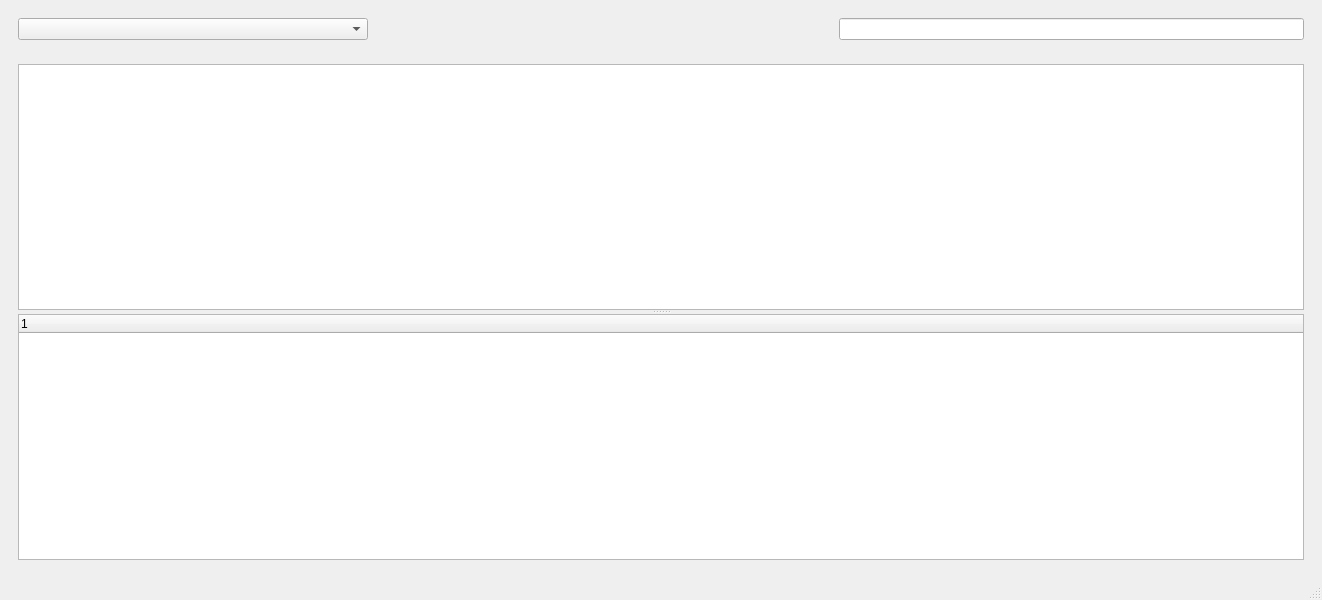
Above: mainwindow.ui from Ren-hongchen/NetWork-Fish before the change. Below: the same form after it.
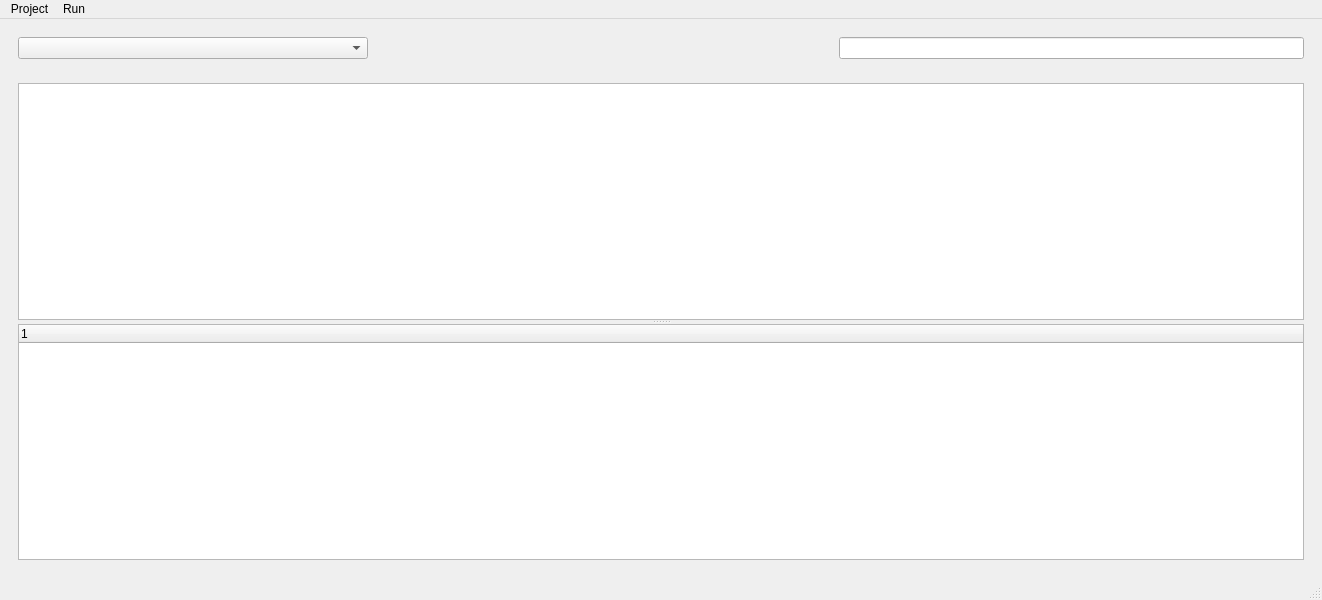
That is the form after the change. Icons and pictures are not drawn.

Patch:
```diff
--- a/mainwindow.ui
+++ b/mainwindow.ui
@@ -82,6 +82,21 @@
      <height>26</height>
     </rect>
    </property>
+   <widget class="QMenu" name="menuproject">
+    <property name="title">
+     <string>Project</string>
+    </property>
+   </widget>
+   <widget class="QMenu" name="menuRun">
+    <property name="title">
+     <string>Run</string>
+    </property>
+    <addaction name="actionRun"/>
+    <addaction name="actionStop"/>
+    <addaction name="action_Clear"/>
+   </widget>
+   <addaction name="menuproject"/>
+   <addaction name="menuRun"/>
   </widget>
   <widget class="QStatusBar" name="statusbar"/>
  </widget>
```
Left out of the diff: 34 changed lines with no effect on the pictures.
